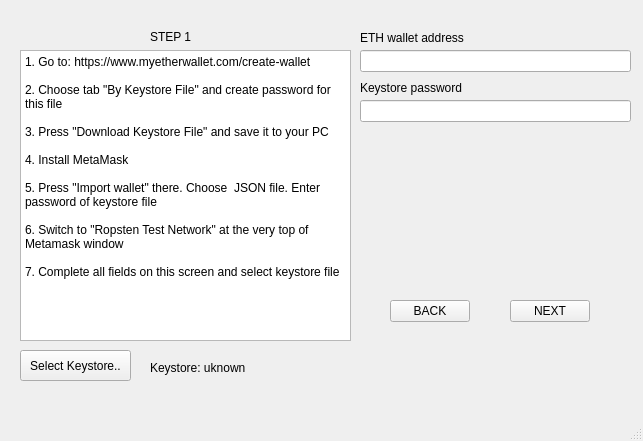
Qt form ui/Step_1.ui (sk123sk/Keep_nodes) before a commit.
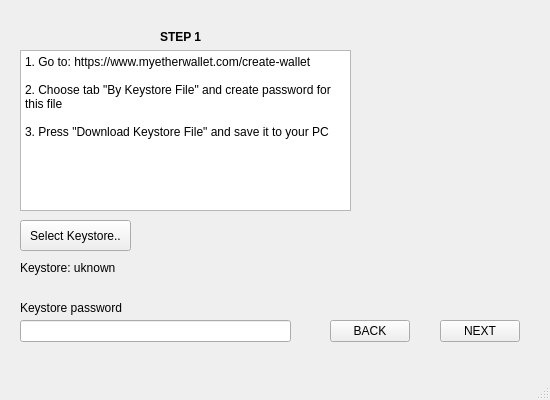
The same form after that commit. Icons and pictures are not drawn.

What changed in the file:
```diff
--- a/ui/Step_1.ui
+++ b/ui/Step_1.ui
@@ -6,8 +6,8 @@
    <rect>
     <x>0</x>
     <y>0</y>
-    <width>643</width>
-    <height>441</height>
+    <width>550</width>
+    <height>400</height>
    </rect>
   </property>
   <property name="sizePolicy">
@@ -18,40 +18,25 @@
   </property>
   <property name="minimumSize">
    <size>
-    <width>643</width>
-    <height>441</height>
+    <width>550</width>
+    <height>400</height>
    </size>
   </property>
   <property name="maximumSize">
    <size>
-    <width>643</width>
-    <height>441</height>
+    <width>550</width>
+    <height>400</height>
    </size>
   </property>
   <property name="windowTitle">
    <string>Keep nodes</string>
   </property>
   <widget class="QWidget" name="centralwidget">
-   <widget class="QLineEdit" name="le_wallet">
-    <property name="geometry">
-     <rect>
-      <x>360</x>
-      <y>50</y>
-      <width>271</width>
-      <height>22</height>
-     </rect>
-    </property>
-    <property name="font">
-     <font>
-      <pointsize>7</pointsize>
-     </font>
-    </property>
-   </widget>
    <widget class="QLineEdit" name="le_pwd">
     <property name="geometry">
      <rect>
-      <x>360</x>
-      <y>100</y>
+      <x>20</x>
+      <y>320</y>
       <width>271</width>
       <height>22</height>
      </rect>
@@ -66,7 +51,7 @@
     <property name="geometry">
      <rect>
       <x>20</x>
-      <y>350</y>
+      <y>220</y>
       <width>111</width>
       <height>31</height>
      </rect>
@@ -75,25 +60,12 @@
      <string>Select Keystore..</string>
     </property>
    </widget>
-   <widget class="QLabel" name="label">
-    <property name="geometry">
-     <rect>
-      <x>360</x>
-      <y>30</y>
-      <width>111</width>
-      <height>16</height>
-     </rect>
-    </property>
-    <property name="text">
-     <string>ETH wallet address</string>
-    </property>
-   </widget>
    <widget class="QLabel" name="l_path_name">
     <property name="geometry">
      <rect>
-      <x>150</x>
-      <y>360</y>
-      <width>431</width>
+      <x>20</x>
+      <y>260</y>
+      <width>591</width>
       <height>16</height>
      </rect>
     </property>
@@ -104,8 +76,8 @@
    <widget class="QLabel" name="label_2">
     <property name="geometry">
      <rect>
-      <x>360</x>
-      <y>80</y>
+      <x>20</x>
+      <y>300</y>
       <width>111</width>
       <height>16</height>
      </rect>
@@ -117,12 +89,18 @@
    <widget class="QLabel" name="label_5">
     <property name="geometry">
      <rect>
-      <x>150</x>
+      <x>160</x>
       <y>30</y>
       <width>54</width>
       <height>14</height>
      </rect>
     </property>
+    <property name="font">
+     <font>
+      <weight>75</weight>
+      <bold>true</bold>
+     </font>
+    </property>
     <property name="text">
      <string>STEP 1</string>
     </property>
@@ -130,8 +108,8 @@
    <widget class="QPushButton" name="btn_next">
     <property name="geometry">
      <rect>
-      <x>510</x>
-      <y>300</y>
+      <x>440</x>
+      <y>320</y>
       <width>80</width>
       <height>22</height>
      </rect>
@@ -143,8 +121,8 @@
    <widget class="QPushButton" name="btn_back">
     <property name="geometry">
      <rect>
-      <x>390</x>
-      <y>300</y>
+      <x>330</x>
+      <y>320</y>
       <width>80</width>
       <height>22</height>
      </rect>
@@ -159,7 +137,7 @@
       <x>20</x>
       <y>50</y>
       <width>331</width>
-      <height>291</height>
+      <height>161</height>
      </rect>
     </property>
     <property name="readOnly">
@@ -172,20 +150,14 @@
 
 3. Press &quot;Download Keystore File&quot; and save it to your PC
 
-4. Install MetaMask
-
-5. Press &quot;Import wallet&quot; there. Choose  JSON file. Enter password of keystore file
-
-6. Switch to &quot;Ropsten Test Network&quot; at the very top of Metamask window
-
-7. Complete all fields on this screen and select keystore file</string>
+</string>
     </property>
    </widget>
    <widget class="QLabel" name="label_3">
     <property name="geometry">
      <rect>
-      <x>430</x>
-      <y>120</y>
+      <x>390</x>
+      <y>50</y>
       <width>151</width>
       <height>161</height>
      </rect>
```
Left out of the diff: 2 changed lines with no effect on the pictures.
